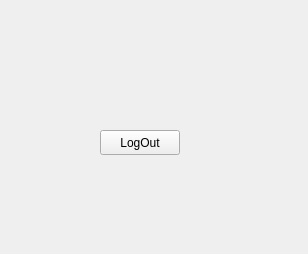
First picture: the form in Gui.ui, repository Edresson/UTFBox, before the edit.
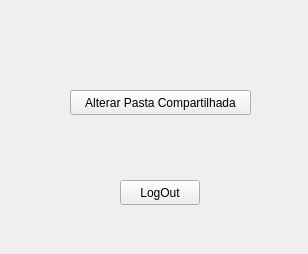
Second picture: the form after the edit. The open tabs and pages were chosen to show the change.

```diff
--- a/Gui.ui
+++ b/Gui.ui
@@ -213,8 +213,8 @@
      <widget class="QPushButton" name="bt_logout">
       <property name="geometry">
        <rect>
-        <x>90</x>
-        <y>130</y>
+        <x>110</x>
+        <y>180</y>
         <width>80</width>
         <height>25</height>
        </rect>
@@ -223,6 +223,19 @@
        <string>LogOut</string>
       </property>
      </widget>
+     <widget class="QPushButton" name="bt_changedir">
+      <property name="geometry">
+       <rect>
+        <x>60</x>
+        <y>90</y>
+        <width>181</width>
+        <height>25</height>
+       </rect>
+      </property>
+      <property name="text">
+       <string>Alterar Pasta Compartilhada</string>
+      </property>
+     </widget>
     </widget>
    </widget>
   </widget>
```
